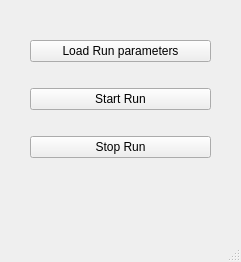
Before: the Qt Designer form rtclient/ui/qt_ui_files/run.ui in karempudi/rtclient, drawn with Qt 5.
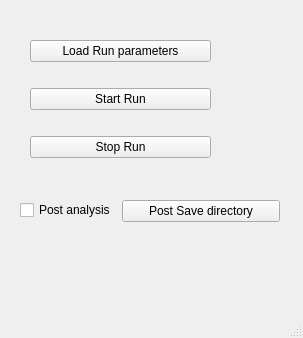
After: the same form once the commit is applied.

Commit message: Added basic post analysis

Diff of the .ui file:
```diff
--- a/rtclient/ui/qt_ui_files/run.ui
+++ b/rtclient/ui/qt_ui_files/run.ui
@@ -6,8 +6,8 @@
    <rect>
     <x>0</x>
     <y>0</y>
-    <width>241</width>
-    <height>262</height>
+    <width>303</width>
+    <height>338</height>
    </rect>
   </property>
   <property name="windowTitle">
@@ -47,6 +47,32 @@
      </item>
     </layout>
    </widget>
+   <widget class="QWidget" name="formLayoutWidget">
+    <property name="geometry">
+     <rect>
+      <x>20</x>
+      <y>200</y>
+      <width>260</width>
+      <height>31</height>
+     </rect>
+    </property>
+    <layout class="QFormLayout" name="formLayout">
+     <item row="0" column="0">
+      <widget class="QCheckBox" name="post_analysis_check">
+       <property name="text">
+        <string>Post analysis</string>
+       </property>
+      </widget>
+     </item>
+     <item row="0" column="1">
+      <widget class="QPushButton" name="post_save_button">
+       <property name="text">
+        <string>Post Save directory</string>
+       </property>
+      </widget>
+     </item>
+    </layout>
+   </widget>
   </widget>
   <widget class="QMenuBar" name="menubar">
    <property name="geometry">
```
Left out of the diff: 2 changed lines with no effect on the pictures. The commit also changes 4 other files.
